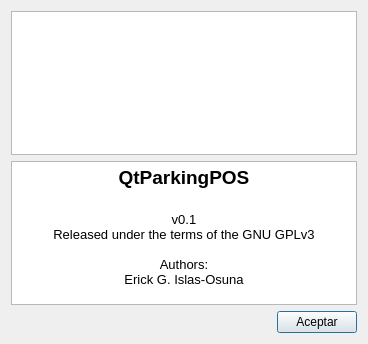
First picture: the form in aboutdialog.ui, repository erickisos/QtParkingPOS, before the edit.
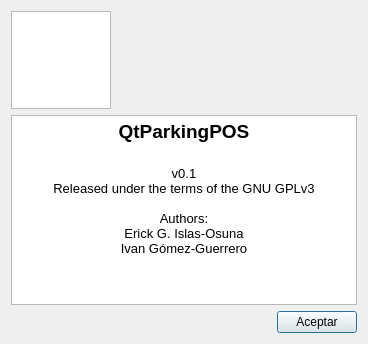
Second picture: the form after the edit.

Patch:
```diff
--- a/aboutdialog.ui
+++ b/aboutdialog.ui
@@ -18,8 +18,8 @@
     <widget class="QGraphicsView" name="graphicsView">
      <property name="maximumSize">
       <size>
-       <width>16777215</width>
-       <height>200</height>
+       <width>100</width>
+       <height>100</height>
       </size>
      </property>
     </widget>
@@ -37,7 +37,8 @@
 &lt;p align=&quot;center&quot; style=&quot; margin-top:0px; margin-bottom:0px; margin-left:0px; margin-right:0px; -qt-block-indent:0; text-indent:0px;&quot;&gt;&lt;span style=&quot; font-size:10pt;&quot;&gt;Released under the terms of the GNU GPLv3&lt;/span&gt;&lt;/p&gt;
 &lt;p align=&quot;center&quot; style=&quot;-qt-paragraph-type:empty; margin-top:0px; margin-bottom:0px; margin-left:0px; margin-right:0px; -qt-block-indent:0; text-indent:0px; font-size:10pt;&quot;&gt;&lt;br /&gt;&lt;/p&gt;
 &lt;p align=&quot;center&quot; style=&quot; margin-top:0px; margin-bottom:0px; margin-left:0px; margin-right:0px; -qt-block-indent:0; text-indent:0px;&quot;&gt;&lt;span style=&quot; font-size:10pt;&quot;&gt;Authors:&lt;/span&gt;&lt;/p&gt;
-&lt;p align=&quot;center&quot; style=&quot; margin-top:0px; margin-bottom:0px; margin-left:0px; margin-right:0px; -qt-block-indent:0; text-indent:0px;&quot;&gt;&lt;span style=&quot; font-size:10pt;&quot;&gt;Erick G. Islas-Osuna&lt;/span&gt;&lt;/p&gt;&lt;/body&gt;&lt;/html&gt;</string>
+&lt;p align=&quot;center&quot; style=&quot; margin-top:0px; margin-bottom:0px; margin-left:0px; margin-right:0px; -qt-block-indent:0; text-indent:0px;&quot;&gt;&lt;span style=&quot; font-size:10pt;&quot;&gt;Erick G. Islas-Osuna&lt;/span&gt;&lt;/p&gt;
+&lt;p align=&quot;center&quot; style=&quot; margin-top:0px; margin-bottom:0px; margin-left:0px; margin-right:0px; -qt-block-indent:0; text-indent:0px;&quot;&gt;&lt;span style=&quot; font-size:10pt;&quot;&gt;Ivan Gómez-Guerrero&lt;/span&gt;&lt;/p&gt;&lt;/body&gt;&lt;/html&gt;</string>
      </property>
     </widget>
    </item>
```
